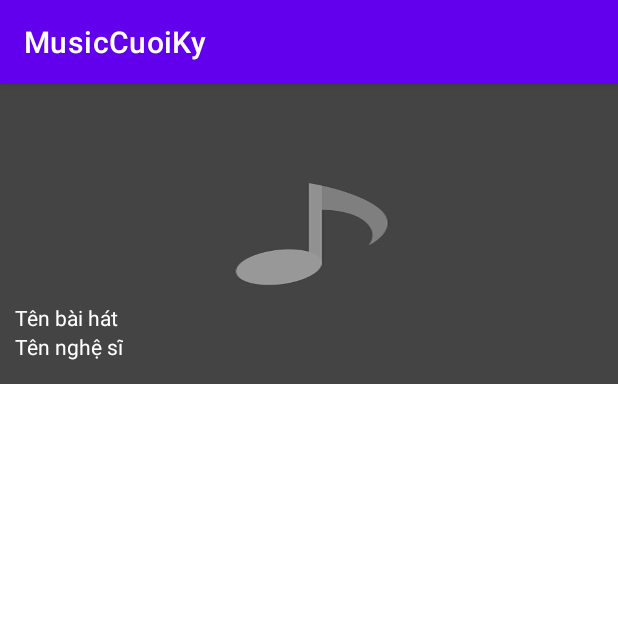
After one commit to TaAnhQuan/LapTrinhMobile, an Android app: the fragment FragmentDetailAlbum shown on its own in the app's theme, on a phone screen of 412 x 824 dp, the top half of it. The commit adds this screen. Run offline under Robolectric (Android 15) with nearby library versions, the phone set to English and light mode, and no system bars.

Commit message:
Fragment Detail commit

```diff
--- a/MusicCuoiKy/app/build.gradle
+++ b/MusicCuoiKy/app/build.gradle
@@ -32,6 +32,7 @@ dependencies {
     implementation 'androidx.appcompat:appcompat:1.4.0'
     implementation 'com.google.android.material:material:1.4.0'
     implementation 'androidx.constraintlayout:constraintlayout:2.1.2'
+    implementation 'androidx.legacy:legacy-support-v4:1.0.0'
     testImplementation 'junit:junit:4.+'
     androidTestImplementation 'androidx.test.ext:junit:1.1.3'
     androidTestImplementation 'androidx.test.espresso:espresso-core:3.4.0'
--- /dev/null
+++ b/MusicCuoiKy/app/src/main/java/com/example/musiccuoiky/FragmentDetailAlbum.java
@@ -0,0 +1,64 @@
+package com.example.musiccuoiky;
+
+import android.os.Bundle;
+
+import androidx.fragment.app.Fragment;
+
+import android.view.LayoutInflater;
+import android.view.View;
+import android.view.ViewGroup;
+
+/**
+ * A simple {@link Fragment} subclass.
+ * Use the {@link FragmentDetailAlbum#newInstance} factory method to
+ * create an instance of this fragment.
+ */
+public class FragmentDetailAlbum extends Fragment {
+
+    // TODO: Rename parameter arguments, choose names that match
+    // the fragment initialization parameters, e.g. ARG_ITEM_NUMBER
+    private static final String ARG_PARAM1 = "param1";
+    private static final String ARG_PARAM2 = "param2";
+
+    // TODO: Rename and change types of parameters
+    private String mParam1;
+    private String mParam2;
+
+    public FragmentDetailAlbum() {
+        // Required empty public constructor
+    }
+
+    /**
+     * Use this factory method to create a new instance of
+     * this fragment using the provided parameters.
+     *
+     * @param param1 Parameter 1.
+     * @param param2 Parameter 2.
+     * @return A new instance of fragment FragmentDetailAlbum.
+     */
+    // TODO: Rename and change types and number of parameters
+    public static FragmentDetailAlbum newInstance(String param1, String param2) {
+        FragmentDetailAlbum fragment = new FragmentDetailAlbum();
+        Bundle args = new Bundle();
+        args.putString(ARG_PARAM1, param1);
+        args.putString(ARG_PARAM2, param2);
+        fragment.setArguments(args);
+        return fragment;
+    }
+
+    @Override
+    public void onCreate(Bundle savedInstanceState) {
+        super.onCreate(savedInstanceState);
+        if (getArguments() != null) {
+            mParam1 = getArguments().getString(ARG_PARAM1);
+            mParam2 = getArguments().getString(ARG_PARAM2);
+        }
+    }
+
+    @Override
+    public View onCreateView(LayoutInflater inflater, ViewGroup container,
+                             Bundle savedInstanceState) {
+        // Inflate the layout for this fragment
+        return inflater.inflate(R.layout.fragment_detail_album, container, false);
+    }
+}
--- /dev/null
+++ b/MusicCuoiKy/app/src/main/res/layout/fragment_detail_album.xml
@@ -0,0 +1,56 @@
+<?xml version="1.0" encoding="utf-8"?>
+<LinearLayout xmlns:android="http://schemas.android.com/apk/res/android"
+    xmlns:tools="http://schemas.android.com/tools"
+    android:layout_width="match_parent"
+    android:layout_height="match_parent"
+    tools:context=".FragmentDetailAlbum">
+
+    <ScrollView
+        android:layout_width="match_parent"
+        android:layout_height="match_parent"
+    >
+
+        <RelativeLayout
+            android:layout_width="match_parent"
+            android:layout_height="match_parent">
+
+            <ImageView
+                android:id="@+id/imgAlbum"
+                android:layout_width="match_parent"
+                android:layout_height="200dp"
+                android:layout_centerHorizontal="true"
+                android:background="@drawable/ic_music_default"
+                />
+
+            <TextView
+                android:id="@+id/tv_Album"
+                android:layout_width="wrap_content"
+                android:layout_height="wrap_content"
+                android:layout_above="@+id/tv_Artist"
+                android:layout_marginLeft="10dp"
+                android:singleLine="true"
+                android:text="Tên bài hát"
+                android:textColor="@color/white"
+                android:textSize="14sp" />
+
+            <TextView
+                android:id="@+id/tv_Artist"
+                android:layout_width="wrap_content"
+                android:layout_height="wrap_content"
+                android:layout_alignBottom="@+id/imgAlbum"
+                android:layout_marginBottom="15dp"
+                android:layout_marginLeft="10dp"
+                android:singleLine="true"
+                android:text="Tên nghệ sĩ"
+                android:textColor="@color/white" />
+
+
+            <androidx.recyclerview.widget.RecyclerView
+                android:id="@+id/rcvSongForAlbum"
+                android:layout_width="match_parent"
+                android:layout_height="match_parent"
+                android:layout_below="@+id/imgAlbum"
+                />
+        </RelativeLayout>
+    </ScrollView>
+</LinearLayout>
--- a/MusicCuoiKy/app/src/main/res/values/strings.xml
+++ b/MusicCuoiKy/app/src/main/res/values/strings.xml
@@ -1,3 +1,5 @@
 <resources>
     <string name="app_name">MusicCuoiKy</string>
+    <!-- TODO: Remove or change this placeholder text -->
+    <string name="hello_blank_fragment">Hello blank fragment</string>
 </resources>
```
Also changed, not shown: MusicCuoiKy/app/src/main/java/com/example/musiccuoiky/FragmenDetailArtist.java (added, +64 -0 lines), MusicCuoiKy/app/src/main/java/com/example/musiccuoiky/FragmentDetailPlaylist.java (added, +64 -0 lines), MusicCuoiKy/app/src/main/res/layout/fragment_detail_playlist.xml (added, +59 -0 lines), MusicCuoiKy/app/src/main/res/layout/fragment_fragmen_detail_artist.xml (added, +56 -0 lines), MusicCuoiKy/app/src/main/res/drawable/ic_music_default.png (added).
